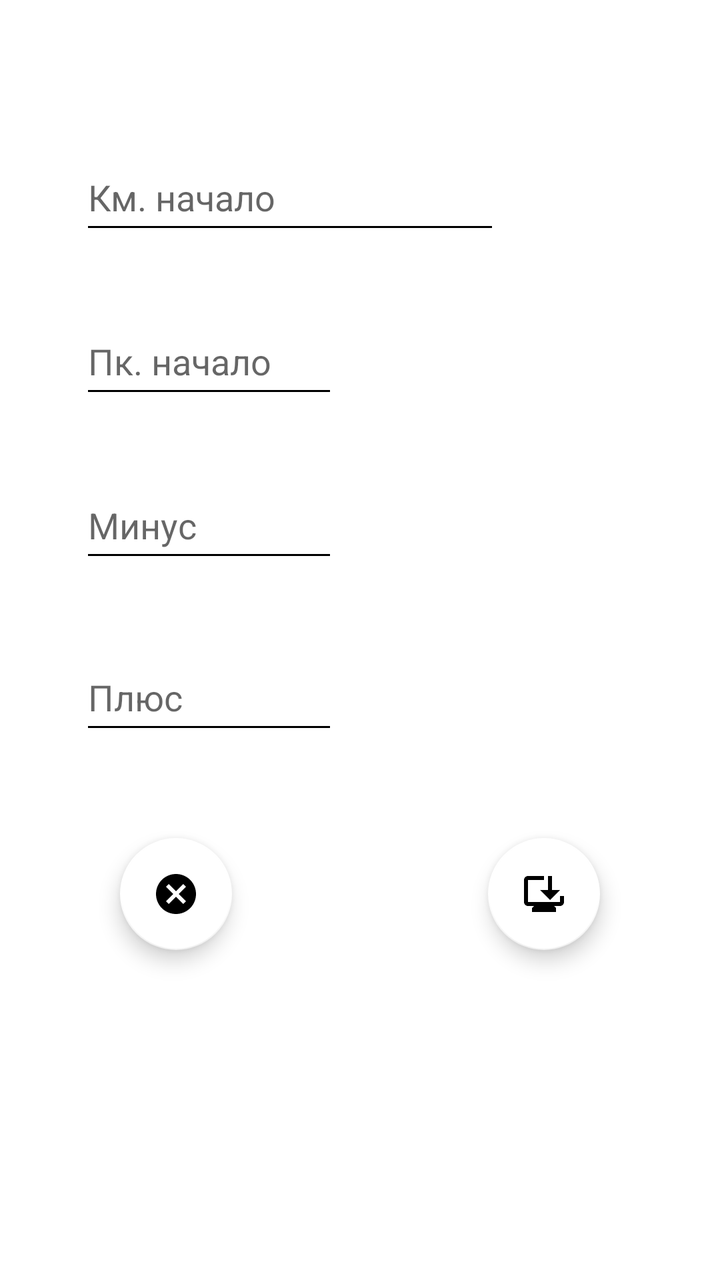
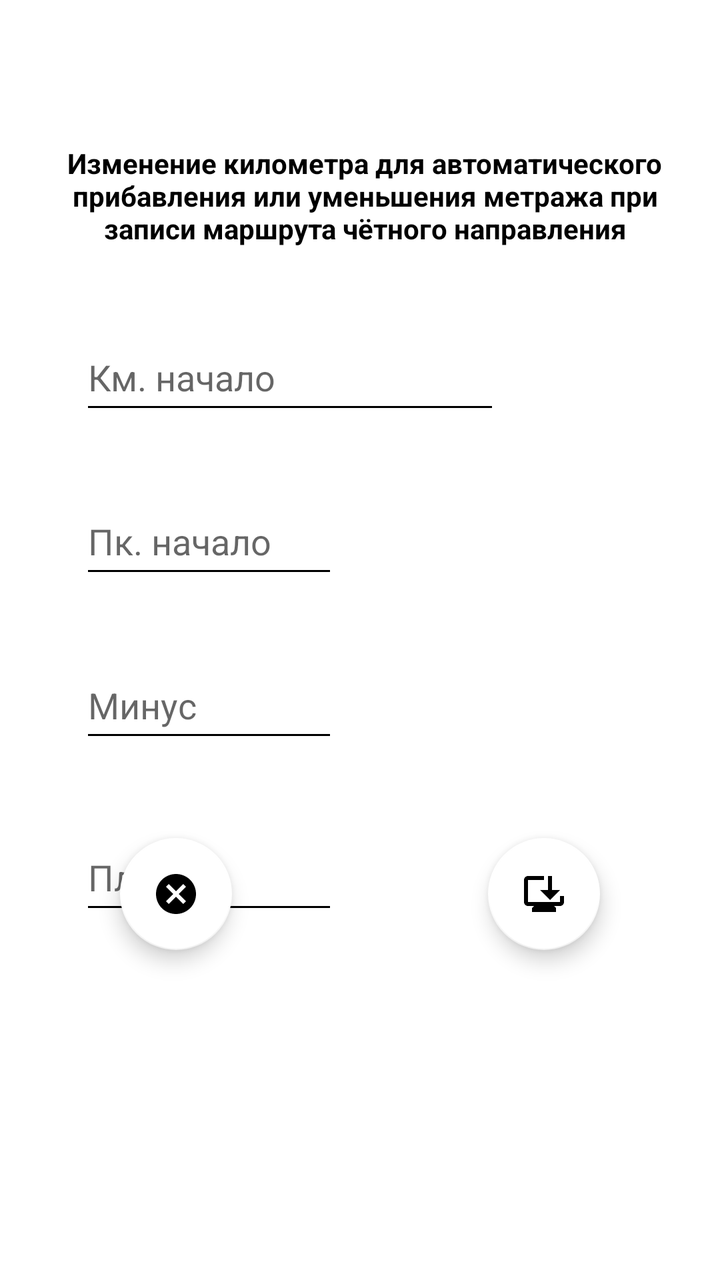

An Android layout rendered at two revisions. The XML below is the earlier revision; the diff shows what the commit changed to produce the second picture.
<!-- AndroidManifest.xml: application theme Base.Theme.My_Gps_Assistant -->
<!-- res/layout/fragment_update_redacktor_chet.xml -->
<?xml version="1.0" encoding="utf-8"?>
<androidx.constraintlayout.widget.ConstraintLayout xmlns:android="http://schemas.android.com/apk/res/android"
    xmlns:app="http://schemas.android.com/apk/res-auto"
    xmlns:tools="http://schemas.android.com/tools"
    android:layout_width="match_parent"
    android:layout_height="match_parent"
    android:background="#FFFFFF"
    tools:context=".fragments.chet.redacktor.update.UpdateRedacktorFragmentChet">

    <EditText
        android:id="@+id/update_minus_redacktor_chet"
        android:layout_width="129dp"
        android:layout_height="50dp"
        android:layout_marginTop="32dp"
        android:ems="10"
        android:hint="@string/fragment_update_minus_redacktor_chet"
        android:inputType="number"
        android:textColor="#000000"
        app:layout_constraintEnd_toEndOf="@+id/update_pk_start_redacktor_chet"
        app:layout_constraintHorizontal_bias="0.0"
        app:layout_constraintStart_toStartOf="@+id/update_pk_start_redacktor_chet"
        app:layout_constraintTop_toBottomOf="@+id/update_pk_start_redacktor_chet"
        tools:ignore="Autofill,HardcodedText,TextContrastCheck" />

    <EditText
        android:id="@+id/update_pk_start_redacktor_chet"
        android:layout_width="129dp"
        android:layout_height="50dp"
        android:layout_marginTop="32dp"
        android:ems="10"
        android:hint="@string/fragment_update_pk_start_redacktor_chet"
        android:inputType="number"
        android:maxLength="2"
        android:textColor="#000000"
        app:layout_constraintEnd_toEndOf="@+id/update_start_redacktor_chet"
        app:layout_constraintHorizontal_bias="0.0"
        app:layout_constraintStart_toStartOf="@+id/update_start_redacktor_chet"
        app:layout_constraintTop_toBottomOf="@+id/update_start_redacktor_chet"
        tools:ignore="Autofill,HardcodedText,MissingConstraints,TextContrastCheck" />

    <EditText
        android:id="@+id/update_start_redacktor_chet"
        android:layout_width="0dp"
        android:layout_height="50dp"
        android:layout_marginStart="40dp"
        android:layout_marginTop="72dp"
        android:ems="10"
        android:hint="@string/fragment_update_km_start_redacktor_chet"
        android:importantForAutofill="no"
        android:inputType="number"
        android:maxLength="4"
        android:textColor="#000000"
        app:layout_constraintStart_toStartOf="parent"
        app:layout_constraintTop_toTopOf="parent"
        tools:ignore="HardcodedText,TextContrastCheck" />

    <EditText
        android:id="@+id/update_plus_redacktor_chet"
        android:layout_width="129dp"
        android:layout_height="50dp"
        android:layout_marginTop="36dp"
        android:ems="10"
        android:hint="@string/fragment_update_plus_redacktor_chet"
        android:importantForAutofill="no"
        android:inputType="number"
        android:textColor="#000000"
        app:layout_constraintEnd_toEndOf="@+id/update_minus_redacktor_chet"
        app:layout_constraintHorizontal_bias="0.0"
        app:layout_constraintStart_toStartOf="@+id/update_minus_redacktor_chet"
        app:layout_constraintTop_toBottomOf="@+id/update_minus_redacktor_chet"
        tools:ignore="HardcodedText,MissingConstraints,TextContrastCheck" />

    <com.google.android.material.floatingactionbutton.FloatingActionButton
        android:id="@+id/fb_update_save_redacktor_chet"
        android:layout_width="wrap_content"
        android:layout_height="wrap_content"
        android:layout_marginEnd="60dp"
        android:layout_marginBottom="165dp"
        android:clickable="true"
        android:focusable="true"
        android:src="@drawable/is_update_save_redacktor_chet"
        app:backgroundTint="@color/white"
        app:layout_constraintBottom_toBottomOf="parent"
        app:layout_constraintEnd_toEndOf="parent"
        tools:ignore="ContentDescription,SpeakableTextPresentCheck" />

    <com.google.android.material.floatingactionbutton.FloatingActionButton
        android:id="@+id/fb_update_cancel_redacktor_chet"
        android:layout_width="wrap_content"
        android:layout_height="wrap_content"
        android:layout_marginStart="60dp"
        android:layout_marginBottom="165dp"
        android:clickable="true"
        android:focusable="true"
        android:src="@drawable/is_update_cancel_redacktor_chet"
        app:backgroundTint="@color/white"
        app:layout_constraintBottom_toBottomOf="parent"
        app:layout_constraintStart_toStartOf="parent"
        tools:ignore="ContentDescription,SpeakableTextPresentCheck" />
</androidx.constraintlayout.widget.ConstraintLayout>
<!-- resources referenced by this layout -->
<resources>
  <color name="white">#FFFFFFFF</color>
  <!-- drawable is_update_cancel_redacktor_chet (drawable) -->
  <vector xmlns:android="http://schemas.android.com/apk/res/android" android:height="24dp" android:tint="#52ED27" android:viewportHeight="24" android:viewportWidth="24" android:width="24dp">
        
      <path android:fillColor="@android:color/white" android:pathData="M12,2C6.47,2 2,6.47 2,12s4.47,10 10,10 10,-4.47 10,-10S17.53,2 12,2zM17,15.59L15.59,17 12,13.41 8.41,17 7,15.59 10.59,12 7,8.41 8.41,7 12,10.59 15.59,7 17,8.41 13.41,12 17,15.59z"/>
      
  </vector>
  <!-- drawable is_update_save_redacktor_chet (drawable) -->
  <vector xmlns:android="http://schemas.android.com/apk/res/android" android:height="24dp" android:tint="#52ED27" android:viewportHeight="24" android:viewportWidth="24" android:width="24dp">
        
      <path android:fillColor="@android:color/white" android:pathData="M22,13v3c0,1.1 -0.9,2 -2,2h-3l1,1v2H6v-2l1,-1H4c-1.1,0 -2,-0.9 -2,-2V5c0,-1.1 0.9,-2 2,-2l8,0v2L4,5v11h16v-3H22zM15,15l-5,-5h4V3h2v7h4L15,15z"/>
      
  </vector>
  <string name="fragment_update_km_start_redacktor_chet">Км. начало</string>
  <string name="fragment_update_minus_redacktor_chet">Минус</string>
  <string name="fragment_update_pk_start_redacktor_chet">Пк. начало</string>
  <string name="fragment_update_plus_redacktor_chet">Плюс</string>
  <style name="Base.Theme.My_Gps_Assistant" parent="Theme.MaterialComponents.Light.NoActionBar">
          
          <item name="colorPrimary">@color/black</item>
          <item name="colorPrimaryVariant">@color/lavender</item>
          <item name="colorOnPrimary">@color/white</item>
  
          <item name="colorSecondary">@color/teal_200</item>
          <item name="colorSecondaryVariant">@color/teal_700</item>
          <item name="colorOnSecondary">@color/black</item>
  
          <item name="android:statusBarColor">@color/lavender</item>
  
  
          <item name="android:windowFullscreen">true</item>
  
          <item name="android:textColorPrimary">@color/black</item>
          <item name="android:textColorSecondary">@color/black</item>
          <item name="android:textColorTertiary">@color/black</item>
  
  
  
  
  
  
  
      </style>
  <color name="black">#FF000000</color>
  <color name="lavender">#8692f7</color>
  <color name="teal_200">#D58DD5</color>
  <color name="teal_700">#00C2EF</color>
</resources>

<!-- the commit's change to res/layout/fragment_update_redacktor_chet.xml (unified diff, before → after) -->
@@ -43,7 +43,7 @@
         android:layout_width="0dp"
         android:layout_height="50dp"
         android:layout_marginStart="40dp"
-        android:layout_marginTop="72dp"
+        android:layout_marginTop="20dp"
         android:ems="10"
         android:hint="@string/fragment_update_km_start_redacktor_chet"
         android:importantForAutofill="no"
@@ -51,7 +51,7 @@
         android:maxLength="4"
         android:textColor="#000000"
         app:layout_constraintStart_toStartOf="parent"
-        app:layout_constraintTop_toTopOf="parent"
+        app:layout_constraintTop_toBottomOf="@+id/textView35"
         tools:ignore="HardcodedText,TextContrastCheck" />
 
     <EditText
@@ -97,4 +97,16 @@
         app:layout_constraintBottom_toBottomOf="parent"
         app:layout_constraintStart_toStartOf="parent"
         tools:ignore="ContentDescription,SpeakableTextPresentCheck" />
+
+    <TextView
+        android:id="@+id/textView35"
+        android:layout_width="325dp"
+        android:layout_height="70dp"
+        android:layout_marginStart="20dp"
+        android:layout_marginTop="72dp"
+        android:text="@string/zagolovok_update_redacktor_chet"
+        android:textAlignment="center"
+        android:textStyle="bold"
+        app:layout_constraintStart_toStartOf="parent"
+        app:layout_constraintTop_toTopOf="parent" />
 </androidx.constraintlayout.widget.ConstraintLayout>
<!-- resource entries referenced after the edit -->
@@ -17,6 +17,7 @@
   <string name="fragment_update_minus_redacktor_chet">Минус</string>
   <string name="fragment_update_pk_start_redacktor_chet">Пк. начало</string>
   <string name="fragment_update_plus_redacktor_chet">Плюс</string>
+  <string name="zagolovok_update_redacktor_chet">Изменение километра для автоматического прибавления или уменьшения метража при записи маршрута чётного направления</string>
   <style name="Base.Theme.My_Gps_Assistant" parent="Theme.MaterialComponents.Light.NoActionBar">
           
           <item name="colorPrimary">@color/black</item>
